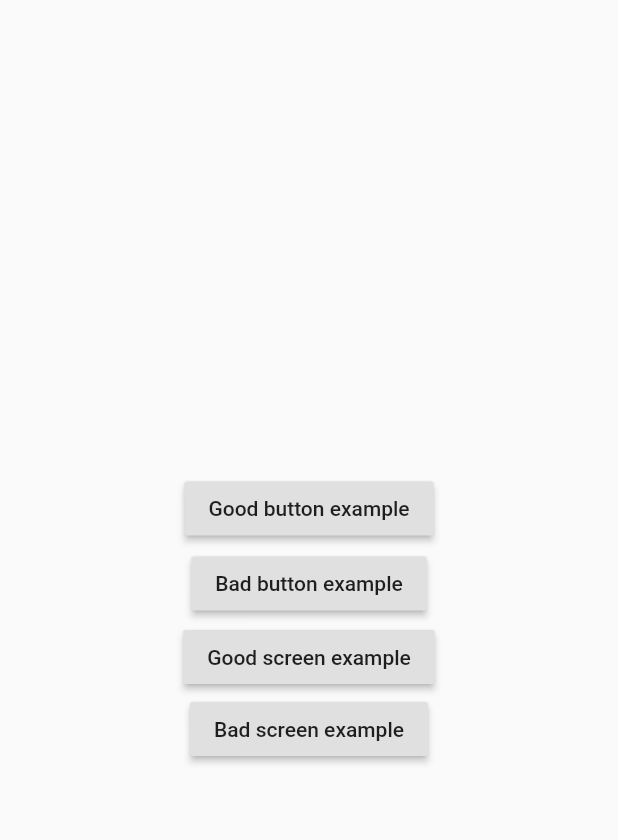
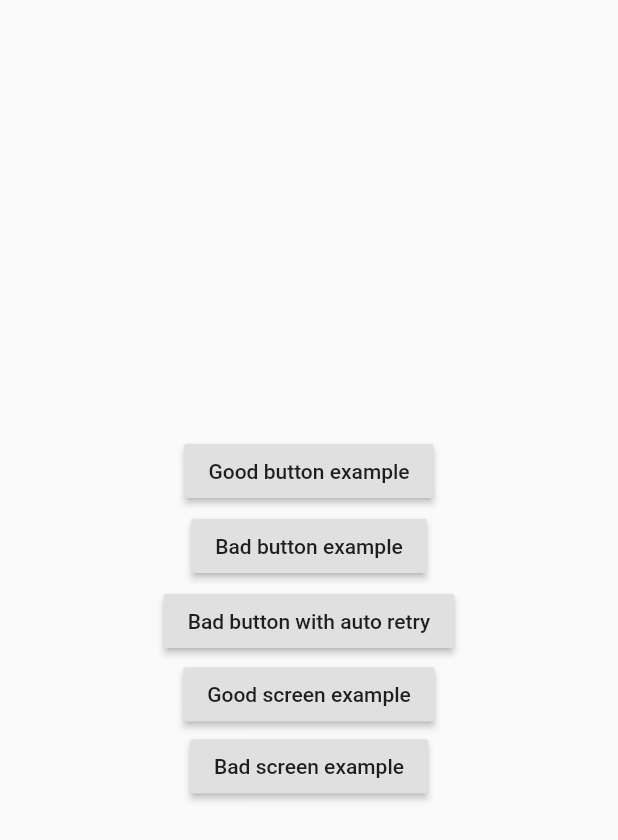
Before and after one commit to martinrybak/futuristic, a Flutter app: the screen it shows after launch, on a phone screen of 412 x 824 dp. Shown: the top 840 px of the screen. Run offline on Flutter 3.47's test engine with Material 2 defaults, Android fonts, the phone set to English and light mode, and no system bars.

Commit message:
Added retry example

```diff
--- a/example/lib/main.dart
+++ b/example/lib/main.dart
@@ -40,6 +40,7 @@ class Home extends StatelessWidget {
           children: <Widget>[
             Container(height: 50, child: Center(child: GoodButton())),
             Container(height: 50, child: Center(child: BadButton())),
+            Container(height: 50, child: Center(child: BadButtonRetry())),
             RaisedButton(
               child: Text('Good screen example'),
               onPressed: () {
@@ -79,6 +80,23 @@ class BadButton extends StatelessWidget {
       initialBuilder: (_, start) => RaisedButton(child: Text('Bad button example'), onPressed: start),
       busyBuilder: (_) => CircularProgressIndicator(),
       errorBuilder: (_, error, retry) => RaisedButton(child: Text('Sorry! Try again'), onPressed: retry),
+    );
+  }
+}
+
+class BadButtonRetry extends StatelessWidget {
+  @override
+  Widget build(BuildContext context) {
+    return Futuristic<int>(
+      futureBuilder: () => badFuture(1, 2),
+      retry: Retry(repeat: 3, backoff: Backoff.exponential),
+      initialBuilder: (_, start) => RaisedButton(child: Text('Bad button with auto retry'), onPressed: start),
+      busyBuilder: (_) => CircularProgressIndicator(),
+      onRetry: (error, delay, remaining) {
+        final message = 'Retrying in ${delay.inMilliseconds}ms with $remaining attempts left.';
+        final snackBar = SnackBar(duration: Duration(milliseconds: 500), content: Text(message));
+        Scaffold.of(context).showSnackBar(snackBar);
+      },
     );
   }
 }
```
